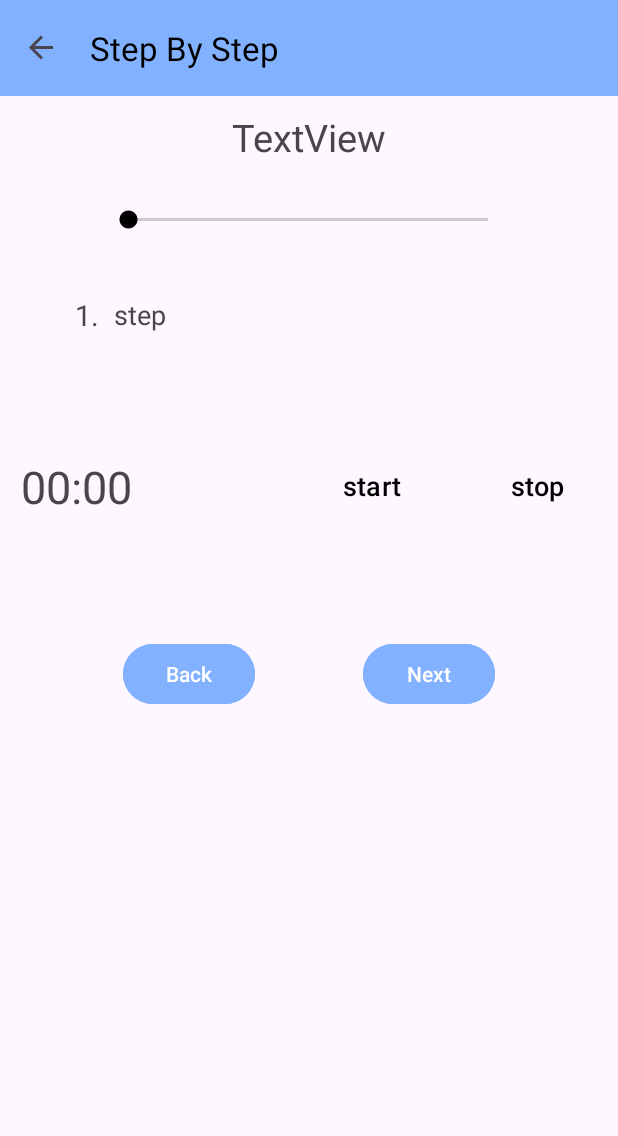
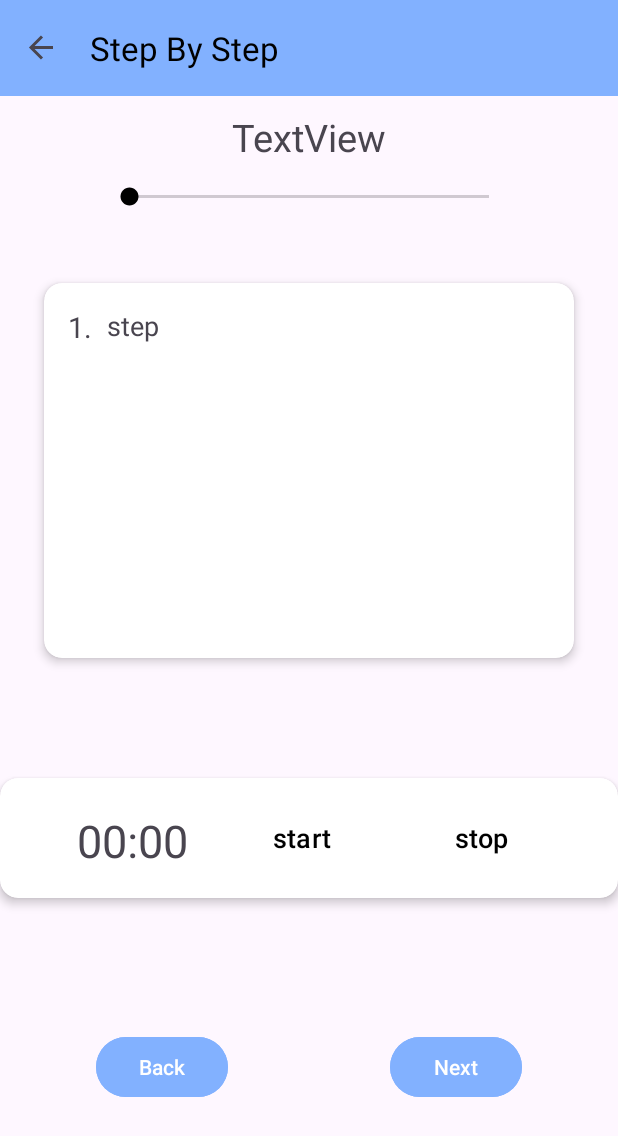
Before and after one commit to tinoLegend03/cookbook_v2, an Android app: the SvolgiRicettaFragment screen opened through its navigation route, on a phone screen of 412 x 824 dp. Shown: the top 1136 px of the screen. Run offline under Robolectric (Android 15) with nearby library versions, the phone set to English and light mode, and no system bars; our stand-ins replace Room's generated code, navigation-ui; 2 statements that could not run were skipped.

Commit message:
reso migliroe SvolgiRicettaFragment.kt

```diff
--- a/app/src/main/java/com/project/roomdb_replica_ufficiale/fragments/svolgiricetta/SvolgiRicettaFragment.kt
+++ b/app/src/main/java/com/project/roomdb_replica_ufficiale/fragments/svolgiricetta/SvolgiRicettaFragment.kt
@@ -203,7 +203,7 @@ class SvolgiRicettaFragment: Fragment() {
             }
         }
         binding.seekBar.isEnabled = true
-        binding.seekBar.setOnClickListener{ }
+        binding.seekBar.setOnTouchListener { _, _ -> true }
 
         if (idRecipe != -1L) {
             mRicettaViewModel.getRicettaConIstruzioni(idRecipe).observe(viewLifecycleOwner) { dati ->
--- a/app/src/main/res/layout/fragment_svolgi_ricetta.xml
+++ b/app/src/main/res/layout/fragment_svolgi_ricetta.xml
@@ -1,6 +1,7 @@
 <?xml version="1.0" encoding="utf-8"?>
 <androidx.constraintlayout.widget.ConstraintLayout xmlns:android="http://schemas.android.com/apk/res/android"
     xmlns:app="http://schemas.android.com/apk/res-auto"
+    xmlns:tools="http://schemas.android.com/tools"
     android:layout_width="match_parent"
     android:layout_height="match_parent">
 
@@ -8,14 +9,14 @@
         android:id="@+id/seekBar"
         android:layout_width="272dp"
         android:layout_height="wrap_content"
+        android:progressTint="@color/red"
+        android:thumbTint="@color/btn_color_tint"
         app:layout_constraintBottom_toBottomOf="parent"
         app:layout_constraintEnd_toStartOf="@+id/guidelineVerticalEnd"
-        app:layout_constraintHorizontal_bias="0.496"
         app:layout_constraintStart_toStartOf="@+id/guideline"
         app:layout_constraintTop_toTopOf="parent"
-        app:layout_constraintVertical_bias="0.099"
-        android:thumbTint="@color/black"
-        android:progressTint="@color/red" />
+        app:layout_constraintVertical_bias="0.078" />
+
     <TextView
         android:id="@+id/nameRecipe"
         android:layout_width="wrap_content"
@@ -33,50 +34,44 @@
         android:orientation="vertical"
         app:layout_constraintGuide_begin="10dp" />
 
-    <Button
-        android:id="@+id/stepForward"
+
+    <androidx.cardview.widget.CardView
+        android:id="@+id/step_card"
         android:layout_width="wrap_content"
+        android:layout_height="250dp"
+        android:layout_marginTop="80dp"
+        app:cardCornerRadius="12dp"
+        app:cardElevation="4dp"
+        app:layout_constraintEnd_toEndOf="@id/guidelineVerticalEnd"
+        app:layout_constraintStart_toStartOf="@id/guideline"
+        app:layout_constraintTop_toBottomOf="@id/nameRecipe">
+
+        <androidx.constraintlayout.widget.ConstraintLayout
+            android:layout_width="match_parent"
             android:layout_height="wrap_content"
-        android:text="@string/next"
-        android:backgroundTint="@color/blu1"
-        app:layout_constraintBottom_toBottomOf="parent"
-        app:layout_constraintEnd_toStartOf="@+id/guidelineVerticalEnd"
-        app:layout_constraintStart_toEndOf="@id/stepBack"
-        app:layout_constraintTop_toTopOf="@+id/guidelineHorizontal" />
-
-    <Button
-        android:id="@+id/stepBack"
-        android:layout_width="wrap_content"
-        android:layout_height="wrap_content"
-        android:text="@string/back"
-        android:backgroundTint="@color/blu1"
-        app:layout_constraintBottom_toBottomOf="parent"
-        app:layout_constraintEnd_toStartOf="@id/stepForward"
-        app:layout_constraintStart_toStartOf="@+id/guideline"
-        app:layout_constraintTop_toTopOf="@+id/guidelineHorizontal" />
+            android:padding="16dp">
 
             <TextView
                 android:id="@+id/stepNumber"
                 android:layout_width="wrap_content"
                 android:layout_height="wrap_content"
-        android:layout_marginStart="40dp"
-        android:layout_marginTop="88dp"
                 android:text="@string/_1"
                 android:textSize="19sp"
-        app:layout_constraintStart_toStartOf="@+id/guideline"
-        app:layout_constraintTop_toBottomOf="@id/nameRecipe" />
+                app:layout_constraintStart_toStartOf="parent"
+                app:layout_constraintTop_toTopOf="parent" />
 
             <TextView
                 android:id="@+id/stepText"
                 android:layout_width="305dp"
                 android:layout_height="wrap_content"
                 android:paddingStart="10dp"
-        android:paddingEnd="10dp"
+                android:paddingEnd="2dp"
                 android:text="@string/istruzione"
                 android:textSize="18sp"
-        app:layout_constraintBottom_toBottomOf="@+id/stepNumber"
                 app:layout_constraintStart_toEndOf="@+id/stepNumber"
                 app:layout_constraintTop_toTopOf="@+id/stepNumber" />
+        </androidx.constraintlayout.widget.ConstraintLayout>
+    </androidx.cardview.widget.CardView>
 
     <androidx.constraintlayout.widget.Guideline
         android:id="@+id/guidelineHorizontal"
@@ -92,16 +87,32 @@
         android:orientation="vertical"
         app:layout_constraintGuide_end="10dp" />
 
+    <androidx.cardview.widget.CardView
+        android:id="@+id/timer_card"
+        android:layout_width="match_parent"
+        android:layout_height="wrap_content"
+        android:layout_marginTop="80dp"
+        app:cardCornerRadius="12dp"
+        app:cardElevation="4dp"
+        app:layout_constraintEnd_toEndOf="@id/guidelineVerticalEnd"
+        app:layout_constraintTop_toBottomOf="@id/step_card">
+
+        <androidx.constraintlayout.widget.ConstraintLayout
+            android:layout_width="match_parent"
+            android:layout_height="match_parent"
+            android:padding="16dp">
+
             <TextView
                 android:id="@+id/timer"
                 android:layout_width="wrap_content"
                 android:layout_height="wrap_content"
+                android:layout_marginStart="4dp"
+                android:layout_marginTop="5dp"
                 android:text="@string/time_timer"
-        android:layout_marginStart="4dp"
                 android:textSize="30sp"
-        app:layout_constraintBottom_toBottomOf="@+id/start_button"
-        app:layout_constraintStart_toStartOf="@+id/guideline"
-        app:layout_constraintTop_toTopOf="@+id/start_button" />
+                app:layout_constraintEnd_toStartOf="@id/start_button"
+                app:layout_constraintStart_toStartOf="parent"
+                app:layout_constraintTop_toTopOf="parent" />
 
             <Button
                 android:id="@+id/start_button"
@@ -112,11 +123,11 @@
                 android:text="@string/start_button"
                 android:textColor="@color/btn_color_tint"
                 android:textSize="18sp"
-        app:layout_constraintBottom_toTopOf="@+id/stepForward"
-        app:layout_constraintEnd_toStartOf="@+id/stop_button"
-        app:layout_constraintHorizontal_bias="0.84"
+                app:layout_constraintEnd_toStartOf="@id/stop_button"
+                app:layout_constraintHorizontal_bias="0.8"
+                app:layout_constraintHorizontal_chainStyle="spread"
                 app:layout_constraintStart_toEndOf="@id/timer"
-        app:layout_constraintTop_toBottomOf="@+id/stepText" />
+                app:layout_constraintTop_toTopOf="parent" />
 
             <Button
                 android:id="@+id/stop_button"
@@ -127,9 +138,35 @@
                 android:text="@string/stop_button"
                 android:textColor="@color/btn_color_tint"
                 android:textSize="18sp"
-        app:layout_constraintBottom_toBottomOf="@+id/start_button"
+                app:layout_constraintEnd_toEndOf="parent"
+                app:layout_constraintStart_toEndOf="@id/start_button"
+                app:layout_constraintTop_toTopOf="parent" />
+        </androidx.constraintlayout.widget.ConstraintLayout>
+    </androidx.cardview.widget.CardView>
+
+    <Button
+        android:id="@+id/stepForward"
+        android:layout_width="wrap_content"
+        android:layout_height="wrap_content"
+        android:layout_marginStart="108dp"
+        android:backgroundTint="@color/blu1"
+        android:text="@string/next"
+        app:layout_constraintBottom_toBottomOf="parent"
         app:layout_constraintEnd_toStartOf="@+id/guidelineVerticalEnd"
-        app:layout_constraintTop_toTopOf="@+id/start_button" />
+        app:layout_constraintStart_toEndOf="@+id/stepBack"
+        app:layout_constraintTop_toBottomOf="@+id/timer_card" />
+
+    <Button
+        android:id="@+id/stepBack"
+        android:layout_width="wrap_content"
+        android:layout_height="wrap_content"
+        android:backgroundTint="@color/blu1"
+        android:text="@string/back"
+        app:layout_constraintBottom_toBottomOf="parent"
+        app:layout_constraintEnd_toStartOf="@id/stepForward"
+        app:layout_constraintHorizontal_chainStyle="packed"
+        app:layout_constraintStart_toStartOf="@+id/guideline"
+        app:layout_constraintTop_toBottomOf="@+id/timer_card" />
 
 
 </androidx.constraintlayout.widget.ConstraintLayout>
```
Lines whose indentation alone changed are shown as unchanged.
